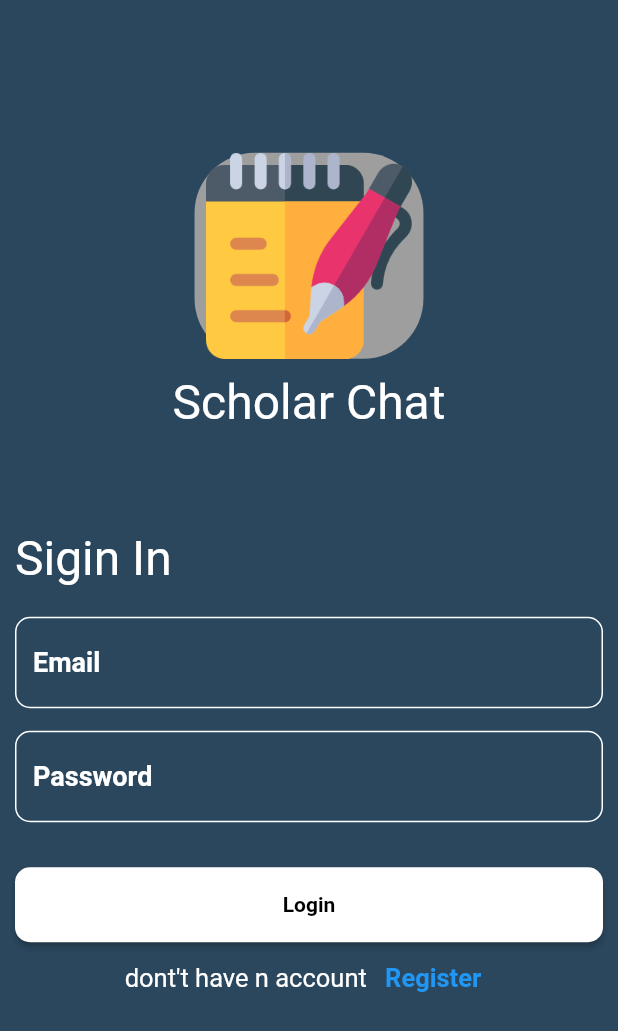
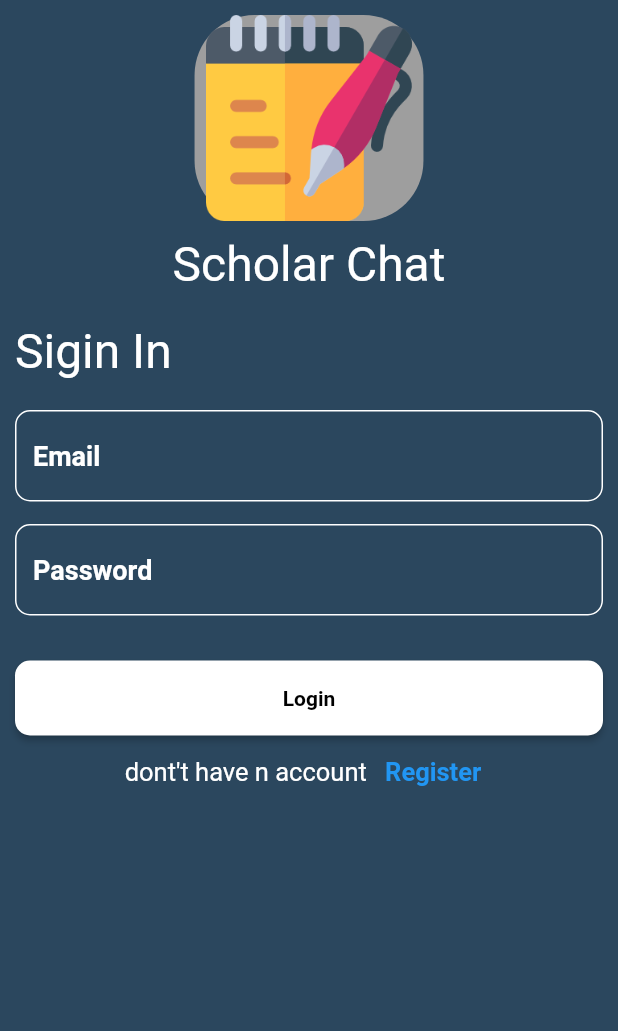
Before and after one commit to mohamedAlaa-CS/chat_app, a Flutter app: the screen it shows after launch, on a phone screen of 412 x 824 dp. Shown: the top 1031 px of the screen. Run offline on Flutter 3.47's test engine with Material 2 defaults, Android fonts, the phone set to English and light mode, and no system bars; drawn by our look-alikes of modal_progress_hud_nsn; our stand-ins replace firebase_auth, firebase_core, google_fonts; accounts and stored records are empty.

Commit message:
handel keyboard exption

```diff
--- a/lib/main.dart
+++ b/lib/main.dart
@@ -25,6 +25,7 @@ class MyApp extends StatefulWidget {
 }
 
 class _MyAppState extends State<MyApp> {
+  @override
     void initState() {
     FirebaseAuth.instance
   .authStateChanges()
@@ -36,6 +37,7 @@ class _MyAppState extends State<MyApp> {
       print(user);
     }
   });
+
     super.initState();
   }
   // This widget is the root of your application.
--- a/lib/screens/login_screen/login.dart
+++ b/lib/screens/login_screen/login.dart
@@ -18,28 +18,28 @@ class LoginScreen extends StatefulWidget {
 
 class _LoginScreenState extends State<LoginScreen> {
   bool isLoading = false;
+    var emailController = TextEditingController();
+    var passwordController = TextEditingController();
+    var formKey = GlobalKey<FormState>();
   @override
   Widget build(BuildContext context) {
     var mediaQuriy = MediaQuery.of(context).size;
-    var emailController = TextEditingController();
-    var passwordController = TextEditingController();
-    var formKey = GlobalKey<FormState>();
+
 
     return ModalProgressHUD(
       inAsyncCall: isLoading,
       child: Scaffold(
+        resizeToAvoidBottomInset: true,
+
         backgroundColor: kPrimaryColor,
         body: Padding(
-          padding: const EdgeInsets.all(10),
+          padding:  EdgeInsets.only(top: 10,left: 10,right: 10),
           child: Form(
             key: formKey,
-            child: Column(
-              crossAxisAlignment: CrossAxisAlignment.stretch,
-              mainAxisAlignment: MainAxisAlignment.center,
+            child: ListView(
+
               children: [
-                const Spacer(
-                  flex: 2,
-                ),
+
                 Center(
                   child: Container(
                     width: mediaQuriy.width / 2.7,
@@ -61,7 +61,7 @@ class _LoginScreenState extends State<LoginScreen> {
                   textAlign: TextAlign.center,
                   style: GoogleFonts.aBeeZee(fontSize: 32, color: Colors.white),
                 ),
-                const Spacer(),
+
                 const SizedBox(height: 20),
                 Text(
                   "Sigin In",
@@ -115,9 +115,6 @@ class _LoginScreenState extends State<LoginScreen> {
                         title: 'Register'),
                   ],
                 ),
-                const Spacer(
-                  flex: 3,
-                ),
               ],
             ),
           ),
--- a/lib/screens/sign_up/sign_up.dart
+++ b/lib/screens/sign_up/sign_up.dart
@@ -1,5 +1,4 @@
 import 'dart:async';
-import 'dart:math';
 
 import 'package:flutter/material.dart';
 import 'package:google_fonts/google_fonts.dart';
--- a/lib/shared/components/component.dart
+++ b/lib/shared/components/component.dart
@@ -8,6 +8,7 @@ Widget defaultTextField(
         return 'field is required';
       }
     },
+    //keyboardType: TextInputType.text,
     controller: controller,
     style: const TextStyle(
         color: Colors.white, fontSize: 18, fontWeight: FontWeight.bold),
```
Also changed, not shown: 1 other file.
